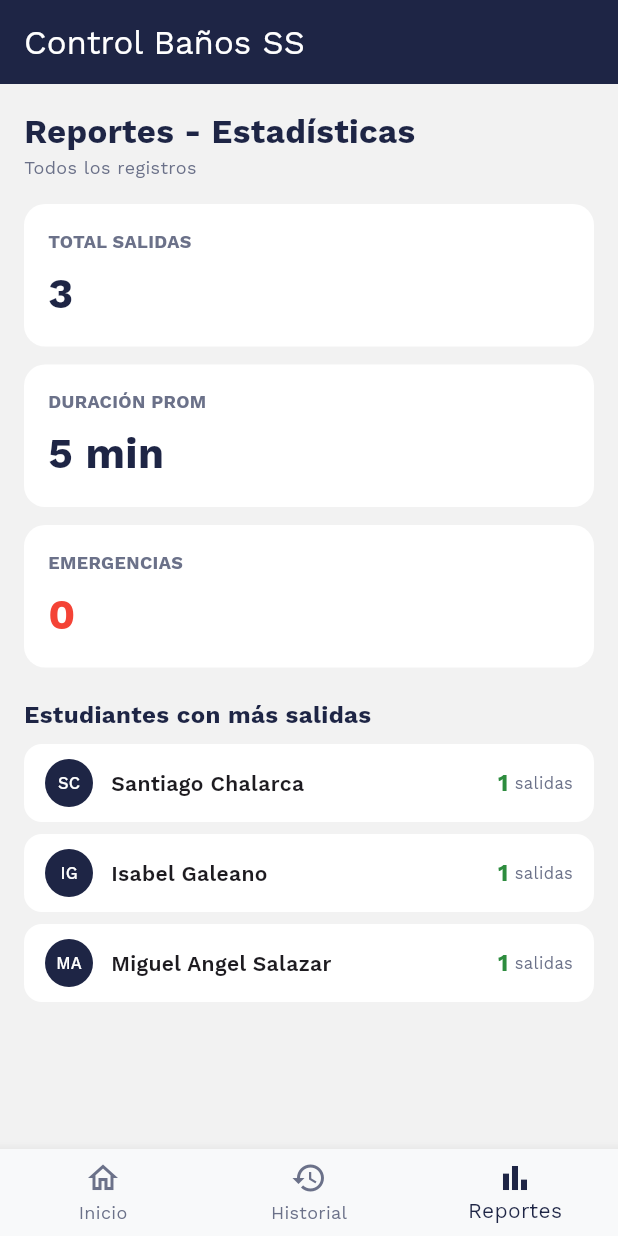
After one commit to miguelito20257w7/SwiftyRing, a Flutter app: the ReportesPage screen opened by its route, on a phone screen of 412 x 824 dp. The commit adds this screen. Run offline on Flutter 3.47's test engine with Material 3 defaults, Android fonts, the phone set to English and light mode, and no system bars; our stand-ins replace dio, firebase_core, firebase_messaging, flutter_riverpod, flutter_secure_storage, go_router and 1 more; accounts and stored records are empty; network calls fail.

Commit message:
Explicación breve de lo que hiciste

```diff
--- /dev/null
+++ b/app/lib/modules/proyecto_banos/presentation/pages/reportes_page.dart
@@ -0,0 +1,140 @@
+import 'package:flutter/material.dart';
+import 'package:flutter_riverpod/flutter_riverpod.dart';
+import 'package:swiftyring/modules/proyecto_banos/data/banos_fake_data.dart';
+import 'package:swiftyring/modules/proyecto_banos/domain/modelos_banos.dart';
+import 'package:swiftyring/modules/proyecto_banos/presentation/widgets/banos_bottom_nav.dart';
+
+/// Pantalla "Reportes - Estadísticas" del prototipado.
+///
+/// Importante: estos números NO están escritos a mano — se calculan a partir
+/// de lo que haya en `banosProvider` en este momento. Con los 3 datos de
+/// ejemplo se van a ver pequeños; eso es correcto, es justo lo que se espera
+/// que pase con pocos registros.
+class ReportesPage extends ConsumerWidget {
+  const ReportesPage({super.key});
+
+  static const _navy = Color(0xFF1E2545);
+
+  @override
+  Widget build(BuildContext context, WidgetRef ref) {
+    final todas = ref.watch(banosProvider);
+    final completadas = todas.where((s) => !s.enCurso).toList();
+
+    final total = todas.length;
+    final duracionProm = completadas.isEmpty
+        ? 0
+        : (completadas.map((s) => s.duracionMinutos).reduce((a, b) => a + b) / completadas.length).round();
+
+    // "Emergencias": lo interpreto como salidas por motivo Enfermería, ya
+    // que el prototipo no explica qué cuenta como emergencia. Si tu
+    // instructor tiene otra definición, aquí es donde se ajusta.
+    final emergencias = todas.where((s) => s.motivo == MotivoSalida.enfermeria).length;
+
+    // Agrupa por estudiante y cuenta cuántas salidas tiene cada uno.
+    final conteoPorEstudiante = <String, int>{};
+    for (final s in todas) {
+      conteoPorEstudiante[s.estudianteNombre] = (conteoPorEstudiante[s.estudianteNombre] ?? 0) + 1;
+    }
+    final rankingEstudiantes = conteoPorEstudiante.entries.toList()
+      ..sort((a, b) => b.value.compareTo(a.value));
+
+    return Scaffold(
+      backgroundColor: const Color(0xFFF2F2F2),
+      appBar: AppBar(
+        backgroundColor: _navy,
+        foregroundColor: Colors.white,
+        title: const Text('Control Baños SS'),
+      ),
+      bottomNavigationBar: const BanosBottomNav(indiceActual: 2),
+      body: ListView(
+        padding: const EdgeInsets.all(16),
+        children: [
+          const Text(
+            'Reportes - Estadísticas',
+            style: TextStyle(fontSize: 22, fontWeight: FontWeight.bold, color: _navy),
+          ),
+          const Text('Todos los registros', style: TextStyle(color: Color(0xFF6B7189), fontSize: 12)),
+          const SizedBox(height: 16),
+          _TarjetaMetrica(titulo: 'TOTAL SALIDAS', valor: '$total'),
+          const SizedBox(height: 12),
+          _TarjetaMetrica(
+            titulo: 'DURACIÓN PROM',
+            valor: '$duracionProm min',
+            nota: completadas.isEmpty ? 'Todavía no hay salidas completadas' : null,
+          ),
+          const SizedBox(height: 12),
+          _TarjetaMetrica(titulo: 'EMERGENCIAS', valor: '$emergencias', valorColor: Colors.red),
+          const SizedBox(height: 20),
+          const Text(
+            'Estudiantes con más salidas',
+            style: TextStyle(fontSize: 16, fontWeight: FontWeight.bold, color: _navy),
+          ),
+          const SizedBox(height: 8),
+          if (rankingEstudiantes.isEmpty)
+            const Padding(
+              padding: EdgeInsets.symmetric(vertical: 12),
+              child: Text('Aún no hay salidas registradas.', style: TextStyle(color: Color(0xFF6B7189))),
+            )
+          else
+            ...rankingEstudiantes.map((e) => _FilaRanking(nombre: e.key, salidas: e.value)),
+        ],
+      ),
+    );
+  }
+}
+
+class _TarjetaMetrica extends StatelessWidget {
+  final String titulo;
+  final String valor;
+  final Color? valorColor;
+  final String? nota;
+
+  const _TarjetaMetrica({required this.titulo, required this.valor, this.valorColor, this.nota});
+
+  @override
+  Widget build(BuildContext context) {
+    return Container(
+      width: double.infinity,
+      padding: const EdgeInsets.all(16),
+      decoration: BoxDecoration(color: Colors.white, borderRadius: BorderRadius.circular(14)),
+      child: Column(
+        crossAxisAlignment: CrossAxisAlignment.start,
+        children: [
+          Text(titulo, style: const TextStyle(fontSize: 12, color: Color(0xFF6B7189), fontWeight: FontWeight.bold)),
+          const SizedBox(height: 6),
+          Text(valor, style: TextStyle(fontSize: 28, fontWeight: FontWeight.bold, color: valorColor ?? const Color(0xFF1E2545))),
+          if (nota != null) ...[
+            const SizedBox(height: 4),
+            Text(nota!, style: const TextStyle(fontSize: 11, color: Color(0xFF6B7189))),
+          ],
+        ],
+      ),
+    );
+  }
+}
+
+class _FilaRanking extends StatelessWidget {
+  final String nombre;
+  final int salidas;
+  const _FilaRanking({required this.nombre, required this.salidas});
+
+  @override
+  Widget build(BuildContext context) {
+    final iniciales = nombre.split(' ').take(2).map((p) => p.isNotEmpty ? p[0] : '').join().toUpperCase();
+    return Container(
+      margin: const EdgeInsets.only(bottom: 8),
+      padding: const EdgeInsets.symmetric(horizontal: 14, vertical: 10),
+      decoration: BoxDecoration(color: Colors.white, borderRadius: BorderRadius.circular(12)),
+      child: Row(
+        children: [
+          CircleAvatar(backgroundColor: const Color(0xFF1E2545), radius: 16, child: Text(iniciales, style: const TextStyle(color: Colors.white, fontSize: 11))),
+          const SizedBox(width: 12),
+          Expanded(child: Text(nombre, style: const TextStyle(fontWeight: FontWeight.w600))),
+          Text('$salidas', style: const TextStyle(color: Color(0xFF2D8C3E), fontWeight: FontWeight.bold, fontSize: 16)),
+          const SizedBox(width: 4),
+          const Text('salidas', style: TextStyle(color: Color(0xFF6B7189), fontSize: 11)),
+        ],
+      ),
+    );
+  }
+}
--- /dev/null
+++ b/app/lib/modules/proyecto_banos/presentation/widgets/banos_bottom_nav.dart
@@ -0,0 +1,40 @@
+import 'package:flutter/material.dart';
+import 'package:go_router/go_router.dart';
+import 'package:swiftyring/modules/proyecto_banos/proyecto_banos_routes.dart';
+
+/// Barra de abajo (Inicio / Historial / Reportes) del prototipado.
+///
+/// Vive en `widgets/` porque las tres pantallas principales la comparten
+/// igual — así, si un día cambia el diseño de la barra, se edita en un solo
+/// lugar en vez de en tres.
+class BanosBottomNav extends StatelessWidget {
+  final int indiceActual;
+  const BanosBottomNav({super.key, required this.indiceActual});
+
+  static const _navy = Color(0xFF1E2545);
+
+  @override
+  Widget build(BuildContext context) {
+    return BottomNavigationBar(
+      currentIndex: indiceActual,
+      selectedItemColor: _navy,
+      unselectedItemColor: const Color(0xFF6B7189),
+      onTap: (indice) {
+        if (indice == indiceActual) return;
+        switch (indice) {
+          case 0:
+            context.go(RutasBanos.inicio);
+          case 1:
+            context.go(RutasBanos.historial);
+          case 2:
+            context.go(RutasBanos.reportes);
+        }
+      },
+      items: const [
+        BottomNavigationBarItem(icon: Icon(Icons.home_outlined), label: 'Inicio'),
+        BottomNavigationBarItem(icon: Icon(Icons.history), label: 'Historial'),
+        BottomNavigationBarItem(icon: Icon(Icons.bar_chart_outlined), label: 'Reportes'),
+      ],
+    );
+  }
+}
--- a/app/lib/modules/proyecto_banos/proyecto_banos_routes.dart
+++ b/app/lib/modules/proyecto_banos/proyecto_banos_routes.dart
@@ -5,6 +5,8 @@ import 'package:swiftyring/core/modulos/modulo_app.dart';
 import 'package:swiftyring/modules/proyecto_banos/presentation/pages/banos_inicio_page.dart';
 import 'package:swiftyring/modules/proyecto_banos/presentation/pages/autorizar_salida_page.dart';
 import 'package:swiftyring/modules/proyecto_banos/presentation/pages/confirmacion_salida_page.dart';
+import 'package:swiftyring/modules/proyecto_banos/presentation/pages/historial_page.dart';
+import 'package:swiftyring/modules/proyecto_banos/presentation/pages/reportes_page.dart';
 import 'package:swiftyring/modules/proyecto_banos/domain/modelos_banos.dart';
 
 /// Rutas del módulo Control Baños SS.
@@ -12,6 +14,8 @@ abstract class RutasBanos {
   static const inicio = '/banos';
   static const autorizar = '/banos/autorizar';
   static const confirmacion = '/banos/confirmacion';
+  static const historial = '/banos/historial';
+  static const reportes = '/banos/reportes';
 }
 
 /// Cómo se presenta este módulo en el lanzador.
@@ -56,5 +60,13 @@ final ModuloApp proyectoBanosModulo = ModuloApp(
       builder: (context, state) =>
           ConfirmacionSalidaPage(salida: state.extra as SalidaBano),
     ),
+    GoRoute(
+      path: RutasBanos.historial,
+      builder: (context, state) => const HistorialPage(),
+    ),
+    GoRoute(
+      path: RutasBanos.reportes,
+      builder: (context, state) => const ReportesPage(),
+    ),
   ],
 );
```
Also changed, not shown: app/lib/modules/proyecto_banos/domain/banos_inicio_page.dart (deleted, +0 -310 lines), app/lib/modules/proyecto_banos/presentation/pages/banos_inicio_page.dart (+8 -10 lines), app/lib/modules/proyecto_banos/presentation/pages/historial_page.dart (added, +177 -0 lines), app/lib/modules/proyecto_banos/presentation/pages/banos_back.dart.txt (renamed from app/lib/modules/proyecto_banos/presentation/pages/banos_back.dart).
